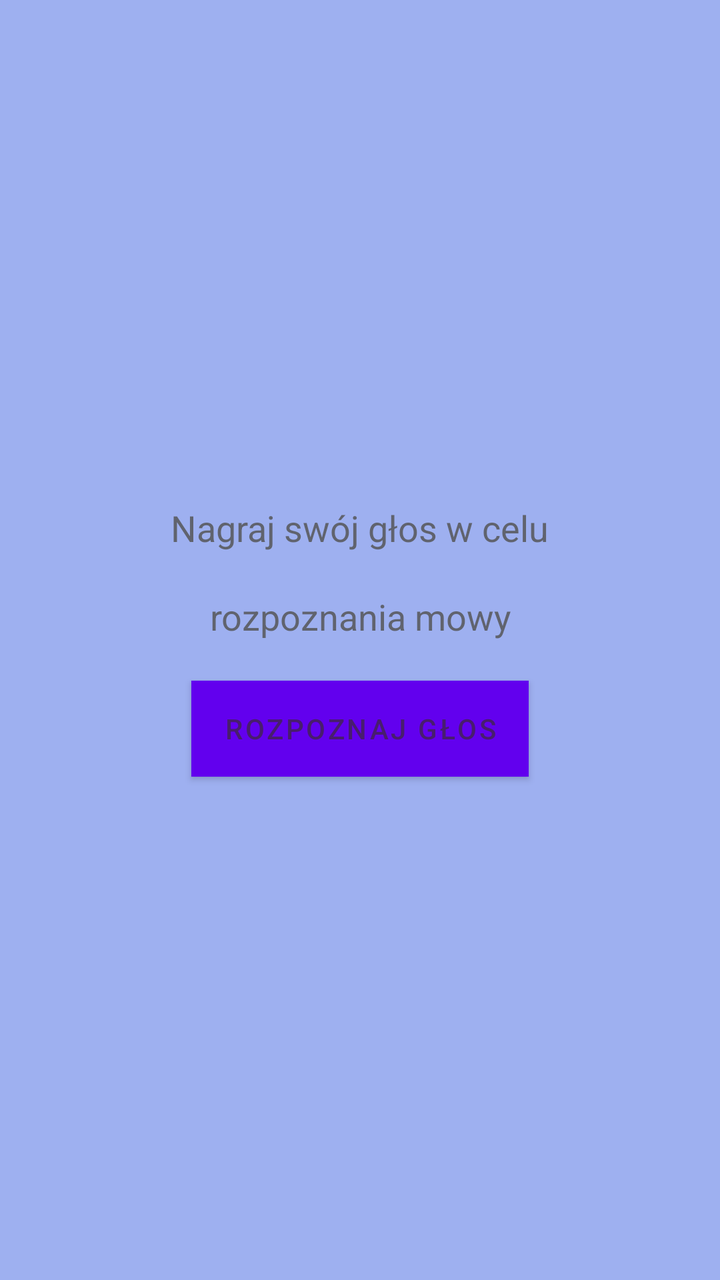
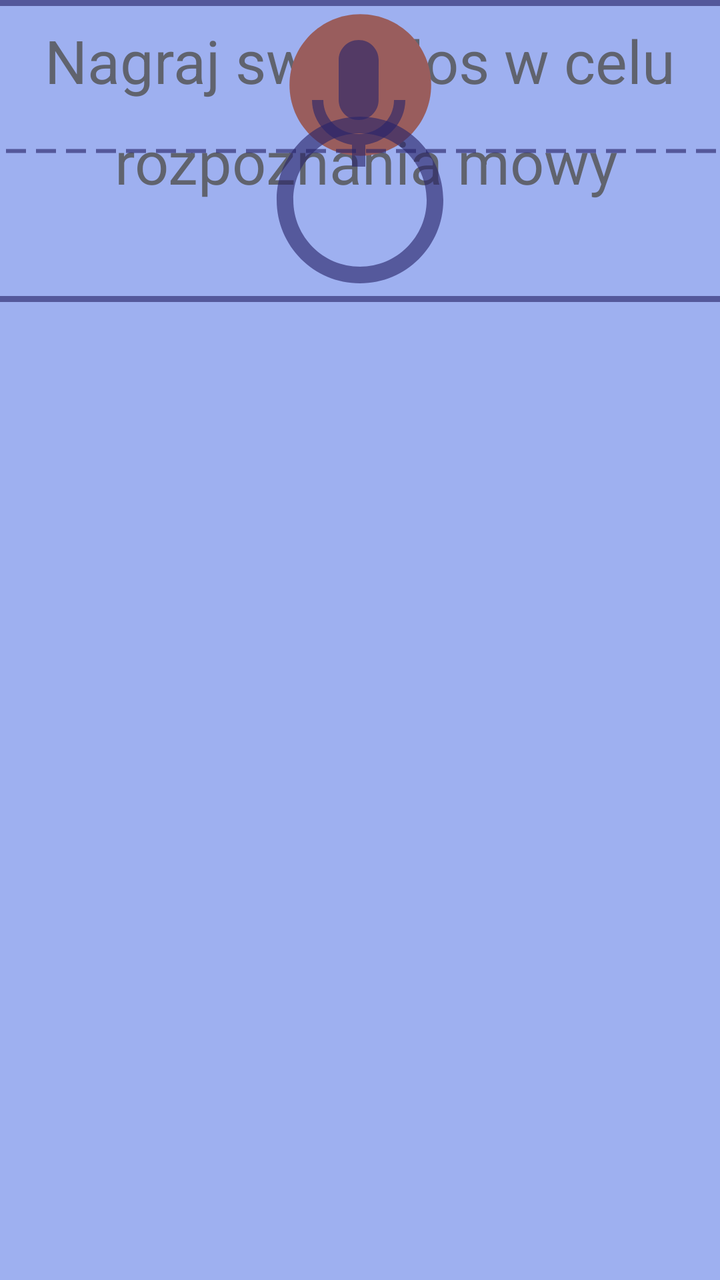

The first picture is an Android layout as it rendered before a commit; the second is the same layout after the commit. The layout source and the unified diff follow.
<!-- AndroidManifest.xml: application theme Theme.TiredTalker -->
<!-- res/layout/fragment_nagrywanie.xml -->
<LinearLayout
xmlns:android="http://schemas.android.com/apk/res/android"
android:layout_width="match_parent"
android:layout_height="match_parent"
android:orientation="vertical"
android:gravity="center"
android:background="@color/light_blue">
    <TextView
        android:id="@+id/textView1"
        android:layout_width="wrap_content"
        android:layout_height="wrap_content"
        android:text="Nagraj swój głos w celu"
        android:layout_margin="10dp"
        android:gravity="center"
        android:textSize="18sp"
        android:textColor="@color/brown" />
    <TextView
        android:id="@+id/textView2"
        android:layout_width="wrap_content"
        android:layout_height="wrap_content"
        android:text="rozpoznania mowy"
        android:layout_margin="10dp"
        android:gravity="center"
        android:textSize="18sp"
        android:textColor="@color/brown" />

<Button
    android:id="@+id/buttonRozpoznaj"
    android:layout_width="wrap_content"
    android:layout_height="wrap_content"
    android:text="Rozpoznaj głos"
    android:layout_margin="10dp"
    android:background="@color/dark_blue"
    android:textColor="@color/brown"/>








</LinearLayout>
<!-- resources referenced by this layout -->
<resources>
  <color name="brown">#99373017</color>
  <color name="dark_blue">#577CFD</color>
  <color name="light_blue">#9EB0F0</color>
  <style name="Theme.TiredTalker" parent="Theme.MaterialComponents.DayNight.DarkActionBar">
          
          <item name="colorPrimary">@color/purple_500</item>
          <item name="colorPrimaryVariant">@color/purple_700</item>
          <item name="colorOnPrimary">@color/white</item>
          
          <item name="colorSecondary">@color/teal_200</item>
          <item name="colorSecondaryVariant">@color/teal_700</item>
          <item name="colorOnSecondary">@color/black</item>
          
          <item name="android:statusBarColor">?attr/colorPrimaryVariant</item>
          
      </style>
  <color name="purple_500">#FF6200EE</color>
  <color name="purple_700">#FF3700B3</color>
  <color name="white">#FFFFFFFF</color>
  <color name="teal_200">#FF03DAC5</color>
  <color name="teal_700">#FF018786</color>
  <color name="black">#FF000000</color>
</resources>

<!-- the commit's change to res/layout/fragment_nagrywanie.xml (unified diff, before → after) -->
@@ -1,43 +1,124 @@
-<LinearLayout
+<androidx.constraintlayout.widget.ConstraintLayout
 xmlns:android="http://schemas.android.com/apk/res/android"
+    xmlns:app2="http://schemas.android.com/apk/res-auto"
+    xmlns:tools="http://schemas.android.com/tools"
+xmlns:app="http://schemas.android.com/apk/res-"
 android:layout_width="match_parent"
 android:layout_height="match_parent"
-android:orientation="vertical"
-android:gravity="center"
 android:background="@color/light_blue">
+
     <TextView
         android:id="@+id/textView1"
         android:layout_width="wrap_content"
         android:layout_height="wrap_content"
+        android:layout_margin="10dp"
+        android:layout_marginTop="80dp"
+        android:gravity="center"
         android:text="Nagraj swój głos w celu"
-        android:layout_margin="10dp"
-        android:gravity="center"
-        android:textSize="18sp"
-        android:textColor="@color/brown" />
+        android:textColor="@color/brown"
+        android:textSize="30sp"
+        app2:layout_constraintEnd_toEndOf="parent"
+        app2:layout_constraintStart_toStartOf="parent"
+        app2:layout_constraintTop_toTopOf="parent" />
+
     <TextView
         android:id="@+id/textView2"
         android:layout_width="wrap_content"
         android:layout_height="wrap_content"
-        android:text="rozpoznania mowy"
         android:layout_margin="10dp"
         android:gravity="center"
-        android:textSize="18sp"
-        android:textColor="@color/brown" />
+        android:text="rozpoznania mowy"
+        android:textColor="@color/brown"
+        android:textSize="30sp"
+        app2:layout_constraintEnd_toEndOf="parent"
+        app2:layout_constraintHorizontal_bias="0.536"
+        app2:layout_constraintStart_toStartOf="parent"
+        app2:layout_constraintTop_toBottomOf="@+id/textView1" />
 
-<Button
-    android:id="@+id/buttonRozpoznaj"
-    android:layout_width="wrap_content"
-    android:layout_height="wrap_content"
-    android:text="Rozpoznaj głos"
-    android:layout_margin="10dp"
-    android:background="@color/dark_blue"
-    android:textColor="@color/brown"/>
+    <ImageButton
+        android:id="@+id/nagrywanie_btn"
+        android:layout_width="85dp"
+        android:layout_height="85dp"
+        android:background="@drawable/redcircle"
+        android:padding="16dp"
+        android:contentDescription="Przycisk nagrywania"
+        app2:layout_constraintEnd_toEndOf="parent"
+        app2:layout_constraintHorizontal_bias="0.50"
+        app2:layout_constraintStart_toStartOf="parent"
+        app:layout_constraintStart_toStartOf="parent"
+        app:layout_constraintTop_toBottomOf="@id/nagrywanie_btn"
+        tools:layout_editor_absoluteY="367dp" />
+
+    <ImageView
+        android:id="@+id/circleIcon5"
+        android:layout_width="100dp"
+        android:layout_height="200dp"
+        android:contentDescription="@string/empty_circle_desc"
+        android:scaleType="fitCenter"
+        android:src="@drawable/empty_circle"
+        app2:layout_constraintEnd_toEndOf="parent"
+        app2:layout_constraintHorizontal_bias="0.5"
+        app2:layout_constraintStart_toStartOf="parent"
+        app:layout_constraintBottom_toTopOf="@id/welcomeText"
+        app:layout_constraintEnd_toEndOf="parent"
+        app:layout_constraintHorizontal_chainStyle="packed"
+        app:layout_constraintStart_toStartOf="parent"
+        app:layout_constraintTop_toTopOf="parent"
+        app:layout_constraintVertical_bias="0.4"
+        tools:layout_editor_absoluteY="310dp" />
+
+    <ImageView
+        android:id="@+id/mice"
+        android:layout_width="80dp"
+        android:layout_height="100dp"
+        android:contentDescription="@string/microphone_desc"
+        android:scaleType="fitCenter"
+        android:src="@drawable/microphone"
+        app2:layout_constraintEnd_toEndOf="parent"
+        app2:layout_constraintHorizontal_bias="0.498"
+        app2:layout_constraintStart_toStartOf="parent"
+        app:layout_constraintBottom_toTopOf="@id/welcomeText"
+        app:layout_constraintEnd_toEndOf="parent"
+        app:layout_constraintHorizontal_chainStyle="packed"
+        app:layout_constraintStart_toStartOf="parent"
+        app:layout_constraintTop_toTopOf="parent"
+        app:layout_constraintVertical_bias="0.4"
+        tools:layout_editor_absoluteY="452dp" />
+
+    <ImageView
+        android:id="@+id/square"
+        android:layout_width="387dp"
+        android:layout_height="151dp"
+        android:contentDescription="@string/thin_square_desc"
+        android:scaleType="fitCenter"
+        android:src="@drawable/thin_square"
+        app2:layout_constraintEnd_toEndOf="parent"
+        app2:layout_constraintHorizontal_bias="0.498"
+        app2:layout_constraintStart_toStartOf="parent"
+        app:layout_constraintBottom_toTopOf="@id/welcomeText"
+        app:layout_constraintEnd_toEndOf="parent"
+        app:layout_constraintHorizontal_chainStyle="packed"
+        app:layout_constraintStart_toStartOf="parent"
+        app:layout_constraintTop_toTopOf="parent"
+        app:layout_constraintVertical_bias="0.4"
+        tools:layout_editor_absoluteY="209dp" />
+    <ImageView
+        android:id="@+id/dashed_line"
+        android:layout_width="387dp"
+        android:layout_height="151dp"
+        android:contentDescription="@string/dashed_line_desc"
+        android:scaleType="fitCenter"
+        android:src="@drawable/dashed_line"
+        app2:layout_constraintEnd_toEndOf="parent"
+        app2:layout_constraintHorizontal_bias="0.498"
+        app2:layout_constraintStart_toStartOf="parent"
+        app:layout_constraintBottom_toTopOf="@id/welcomeText"
+        app:layout_constraintEnd_toEndOf="parent"
+        app:layout_constraintHorizontal_chainStyle="packed"
+        app:layout_constraintStart_toStartOf="parent"
+        app:layout_constraintTop_toTopOf="parent"
+        app:layout_constraintVertical_bias="0.4"
+        tools:layout_editor_absoluteY="209dp" />
 
 
-
-
-
-
-
-
-</LinearLayout>
+</androidx.constraintlayout.widget.ConstraintLayout>
<!-- resource entries referenced after the edit -->
@@ -1,8 +1,75 @@
 <!-- resources referenced by this layout -->
 <resources>
   <color name="brown">#99373017</color>
-  <color name="dark_blue">#577CFD</color>
   <color name="light_blue">#9EB0F0</color>
+  <!-- drawable dashed_line (drawable) -->
+  <?xml version="1.0" encoding="utf-8"?>
+  <shape xmlns:android="http://schemas.android.com/apk/res/android"
+      android:shape="line">
+      <stroke
+          android:width="2dp"
+          android:color="@color/darkest_blue"
+          android:dashWidth="10dp"
+          android:dashGap="5dp"/>
+  </shape>
+  <!-- drawable empty_circle (drawable) -->
+  <vector
+      android:alpha="0.62"
+      android:height="40dp"
+      android:width="40dp"
+      android:tint="#282368"
+      android:viewportHeight="24"
+      android:viewportWidth="24"
+  
+      xmlns:android="http://schemas.android.com/apk/res/android">
+      <path
+          android:fillColor="@android:color/white"
+          android:pathData="M12,2C6.47,2 2,6.47 2,12c0,5.53 4.47,10 10,10s10,-4.47 10,-10C22,6.47 17.53,2 12,2zM12,20c-4.42,0 -8,-3.58 -8,-8c0,-4.42 3.58,-8 8,-8s8,3.58 8,8C20,16.42 16.42,20 12,20z"/>
+  </vector>
+  <!-- drawable microphone (drawable) -->
+  <vector
+      android:alpha="0.62"
+      android:height="30dp"
+      android:width="30dp"
+      android:tint="#282368"
+      android:viewportHeight="24"
+      android:viewportWidth="24"
+      xmlns:android="http://schemas.android.com/apk/res/android">
+      <path
+          android:fillColor="@android:color/white"
+          android:pathData="M12,15c1.66,0 2.99,-1.34 2.99,-3L15,6c0,-1.66 -1.34,-3 -3,-3S9,4.34 9,6v6c0,1.66 1.34,3 3,3zM17.3,12c0,3 -2.54,5.1 -5.3,5.1S6.7,15 6.7,12L5,12c0,3.42 2.72,6.23 6,6.72L11,22h2v-3.28c3.28,-0.48 6,-3.3 6,-6.72h-1.7z"/>
+  </vector>
+  <!-- drawable redcircle (drawable) -->
+  <vector
+      android:height="35dp"
+      android:width="35dp"
+      android:tint="#995D5D"
+      android:viewportHeight="24"
+      android:viewportWidth="24"
+      xmlns:android="http://schemas.android.com/apk/res/android">
+      <path
+          android:fillColor="@android:color/white"
+          android:pathData="M12,2C6.47,2 2,6.47 2,12s4.47,10 10,10 10,-4.47 10,-10S17.53,2 12,2z"/>
+  </vector>
+  <!-- drawable thin_square (drawable) -->
+  <?xml version="1.0" encoding="utf-8"?>
+  <shape
+  
+      xmlns:android="http://schemas.android.com/apk/res/android">
+      
+      
+      
+      <solid
+          android:color="@android:color/transparent"/>
+      <stroke
+          android:width="3dp"
+          android:color="@color/darkest_blue"/>
+      <corners android:radius="0dp"/>
+  </shape>
+  <string name="dashed_line_desc">Ikona przerywanej linii</string>
+  <string name="empty_circle_desc">Ikona koła pustego</string>
+  <string name="microphone_desc">Ikona mikrofonu</string>
+  <string name="thin_square_desc">Ikona cienkiej ramki</string>
   <style name="Theme.TiredTalker" parent="Theme.MaterialComponents.DayNight.DarkActionBar">
           
           <item name="colorPrimary">@color/purple_500</item>
@@ -16,6 +83,7 @@
           <item name="android:statusBarColor">?attr/colorPrimaryVariant</item>
           
       </style>
+  <color name="darkest_blue">#9E282368</color>
   <color name="purple_500">#FF6200EE</color>
   <color name="purple_700">#FF3700B3</color>
   <color name="white">#FFFFFFFF</color>
